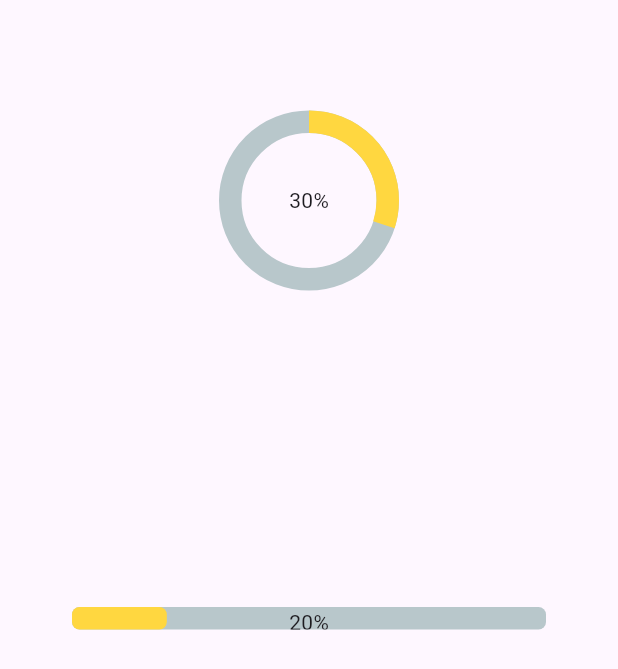
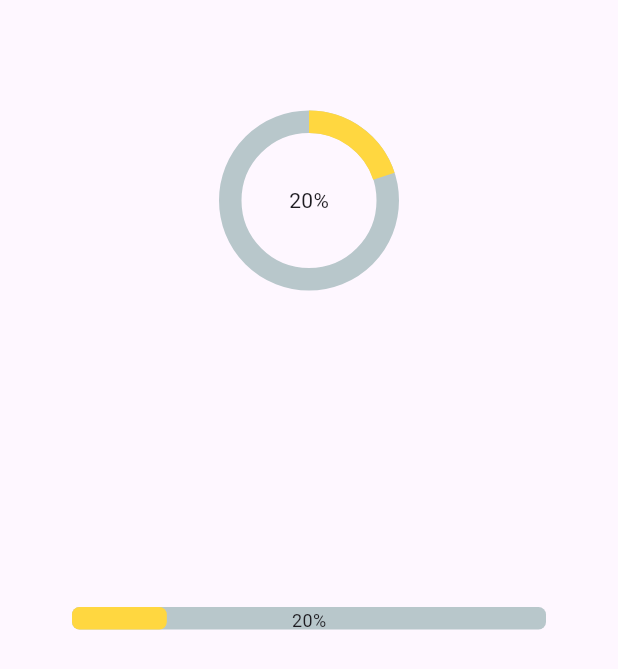
Before and after one commit to 254Bit/sliders, a Flutter app: the screen it shows after launch, on a phone screen of 412 x 824 dp. Shown: the part 290-959 px from the top of the screen. Run offline on Flutter 3.47's test engine with Material 3 defaults, Android fonts, the phone set to English and light mode, and no system bars; drawn by our look-alikes of percent_indicator.

Commit message:
Indicators

```diff
--- a/lib/indicator.dart
+++ b/lib/indicator.dart
@@ -10,6 +10,7 @@ class MyPercentIndicator extends StatefulWidget {
 }
 
 class _MyPercentIndicatorState extends State<MyPercentIndicator> {
+  double percent = 20;
   @override
   Widget build(BuildContext context) {
     return Scaffold(
@@ -26,33 +27,27 @@ class _MyPercentIndicatorState extends State<MyPercentIndicator> {
           children: [
             CircularPercentIndicator(
               radius: 60,
-              percent: 0.3,
+              percent: percent/100,
               animation: true,
               lineWidth: 15,
               animateFromLastPercent: true,
-              center: const Text('30%'),
+              center: Text('${percent.toStringAsFixed(0)}%'),
               progressColor: Colors.amberAccent,
             ),
             LinearPercentIndicator(
-                 padding: const EdgeInsets.symmetric(horizontal:48),
+              padding: const EdgeInsets.symmetric(horizontal: 48),
               lineHeight: 15,
-                percent: 0.2,
-                center: const Text ('20%'),
+              percent: percent/100,
+              center: Text('${percent.toStringAsFixed(0)}%',
+              style: const TextStyle(fontSize: 12)),
               barRadius: const Radius.circular(5),
               progressColor: Colors.amberAccent,
               animation: true,
               animateFromLastPercent: true,
             ),
-
           ],
         ),
       ),
-
-
-
-
-
-
     );
   }
 }
```
Lines whose indentation alone changed are shown as unchanged.
